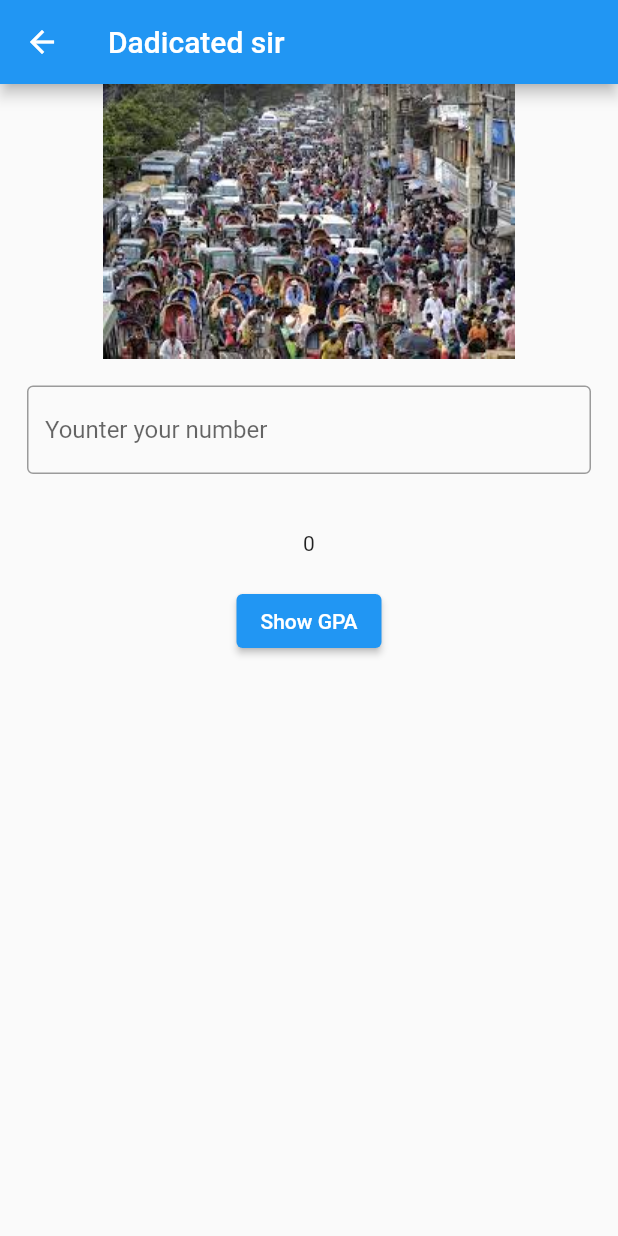
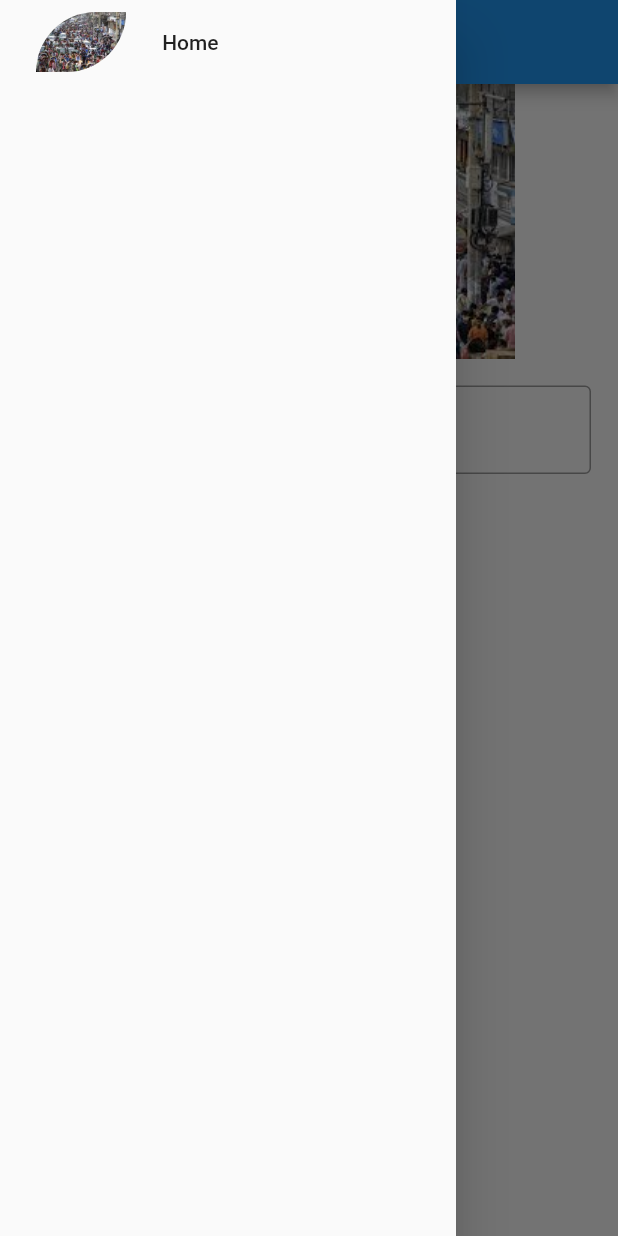
Before and after one commit to alamincse6615/git_test, a Flutter app: the Yasin screen opened directly, with the side drawer open (before the commit the screen has no drawer), on a phone screen of 412 x 824 dp. Run offline on Flutter 3.47's test engine with Material 2 defaults, Android fonts, the phone set to English and light mode, and no system bars.

Commit message:
Yasin new updete

```diff
--- a/lib/yasin.dart
+++ b/lib/yasin.dart
@@ -1,4 +1,5 @@
 import 'package:flutter/material.dart';
+import 'package:flutter/rendering.dart';
 
 class Yasin extends StatefulWidget {
   const Yasin({Key? key}) : super(key: key);
@@ -23,6 +24,29 @@ class _YasinState extends State<Yasin> {
     return Scaffold(
       appBar: AppBar(
         title: Text("Dadicated sir"),
+      ),
+      drawer: Drawer(
+        child: ListView(
+          children: [
+            ListTile(
+              leading:
+                Padding(
+                  padding: const EdgeInsets.all(8.0),
+                  child: ClipRRect(
+          borderRadius: BorderRadius.only(
+            topLeft: Radius.circular(50),
+            topRight: Radius.circular(0),
+            bottomLeft: Radius.circular(0),
+            bottomRight: Radius.circular(50),),
+                    child:
+                    Image.asset("Images/one.jpg",),
+
+        ),
+                ),
+              title: Text("Home"),
+            )
+          ],
+        ),
       ),
       body: SingleChildScrollView(
         child: Column(
@@ -62,7 +86,22 @@ class _YasinState extends State<Yasin> {
                     }
                   });
                 },
-                child: Text("Show GPA"))
+                child: Text("Show GPA")),
+            // ListView(
+            //   children: [
+            //     ListTile(
+            //       leading:
+            //       ClipRRect(
+            //         borderRadius: BorderRadius.all(Radius.circular(50)),
+            //         child:
+            //         Image.asset(
+            //           "Images/two.jpg",
+            //         ),
+            //       ),
+            //       title: Text("Dhaka"),
+            //     )
+            //   ],
+            // )
 
           ],
         ),
--- a/pubspec.yaml
+++ b/pubspec.yaml
@@ -60,6 +60,7 @@ flutter:
   # To add assets to your application, add an assets section, like this:
   assets:
     - Images/one.jpg
+    - Images/two.jpg
   #   - images/a_dot_ham.jpeg
 
   # An image asset can refer to one or more resolution-specific "variants", see
```
